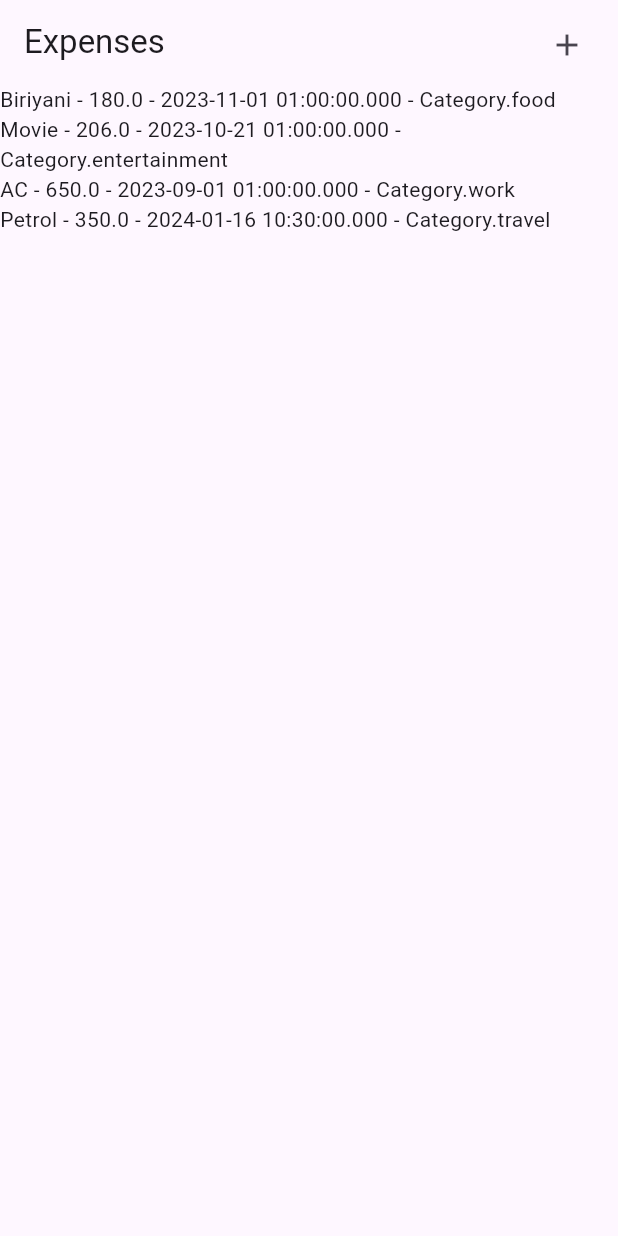
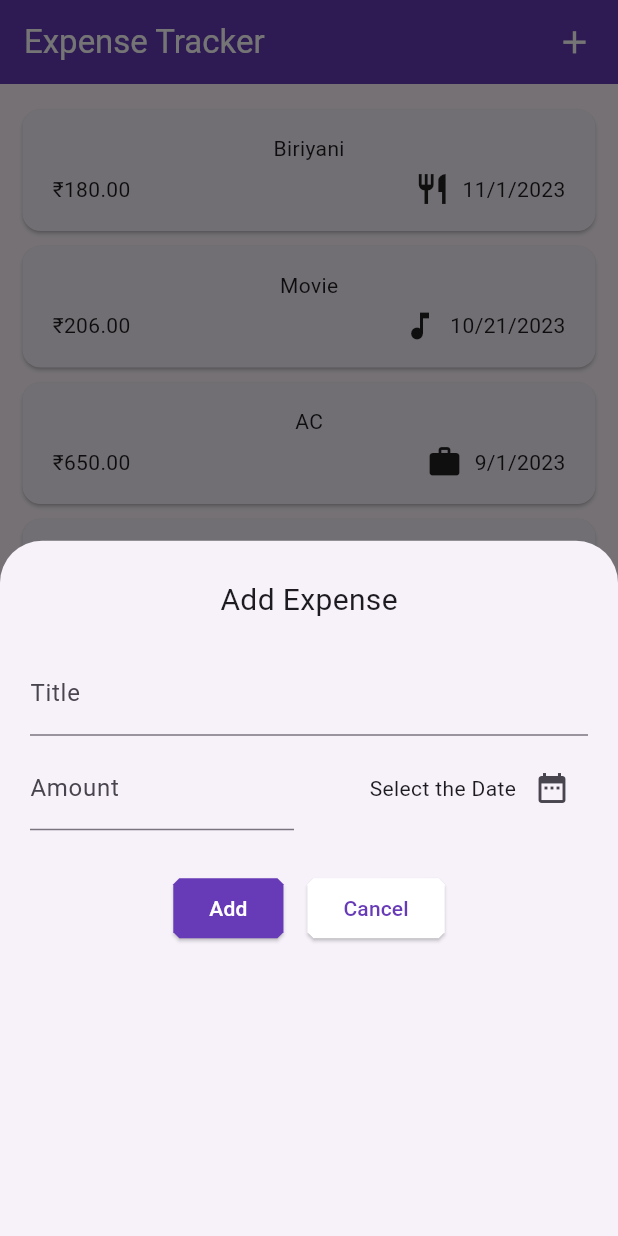
Before and after one commit to krishnvaibhav/Expense_Tracker, a Flutter app: the screen it shows after launch, after a tap on the "add" icon, on a phone screen of 412 x 824 dp. Run offline on Flutter 3.47's test engine with Material 3 defaults, Android fonts, the phone set to English and light mode, and no system bars.

Commit message:
working on Add new expenses

```diff
--- /dev/null
+++ b/lib/Constants/colors.dart
@@ -0,0 +1,6 @@
+import 'package:flutter/material.dart';
+
+class MyColors{
+  static const Color primary = Colors.deepPurple;
+  static const Color secondary = Colors.white;
+}
--- a/lib/expenseList.dart
+++ /dev/null
@@ -1,23 +0,0 @@
-import 'package:flutter/material.dart';
-
-import 'model/expense.dart';
-
-class ExpenseList extends StatelessWidget {
-   const ExpenseList({required this.expenses ,super.key});
-   final List<Expense> expenses;
-  @override
-  Widget build(BuildContext context) {
-    return ListView.builder(
-      itemBuilder: (context, index) {
-
-        Expense expense = expenses[index];
-        String expenseInfo =
-            '${expense.name} - ${expense.cost} - ${expense.date} - ${expense.category}';
-
-        // Display the information in a Text widget
-        return Text(expenseInfo);
-      },
-      itemCount: expenses.length,
-    );
-  }
-}
--- a/lib/expenses.dart
+++ b/lib/expenses.dart
@@ -1,4 +1,6 @@
-import 'package:expense_tracker/expenseList.dart';
+import 'package:expense_tracker/Constants/colors.dart';
+import 'package:expense_tracker/widgets/expense_list/expenseList.dart';
+import 'package:expense_tracker/widgets/new_expense.dart';
 import 'package:flutter/material.dart';
 
 import 'model/expense.dart';
@@ -11,31 +13,53 @@ class Expenses extends StatefulWidget {
 }
 
 class _ExpensesState extends State<Expenses> {
-  final List<Expense> registeredExpenses = [
-    Expense(Category.food, cost: 180, name: 'Biriyani', date: DateTime(2023,11, 1, 1)),
-    Expense(Category.entertainment, cost: 206, name: 'Movie', date: DateTime(2023,10, 21, 1)),
-    Expense(Category.work, cost: 650, name: 'AC', date: DateTime(2023,09, 1, 1)),
+
+  void _openAddExpenseOverlay (){
+    showModalBottomSheet(
+      context: context,
+      builder: (context){
+        return   const NewExpense();
+
+      },
+    );
+  }
+
+  final List<Expense> _registeredExpenses = [
+    Expense(Category.food,
+        cost: 180, name: 'Biriyani', date: DateTime(2023, 11, 01, 1)),
+    Expense(Category.entertainment,
+        cost: 206, name: 'Movie', date: DateTime(2023, 10, 21, 1)),
+    Expense(Category.work,
+        cost: 650, name: 'AC', date: DateTime(2023, 09, 01, 1)),
     Expense(Category.travel, cost: 350, name: 'Petrol', date: DateTime.now()),
   ];
 
   @override
   Widget build(BuildContext context) {
     return Scaffold(
-      appBar: AppBar(
-        title: const Text('Expenses'),
-        actions:  [Padding(
-          padding: const EdgeInsets.all(10.0),
-          child: IconButton(onPressed: (){}, icon: const Icon(Icons.add)),
-        )],
-      ),
-      body:
-          Column(
-            children: [
-              Expanded(
-                child: ExpenseList(expenses: registeredExpenses),
+        appBar: AppBar(
+          backgroundColor: MyColors.primary,
+          title: const Text(
+            "Expense Tracker",
+            style: TextStyle(color: MyColors.secondary),
+          ),
+          actions: [
+            Padding(
+              padding: const EdgeInsets.all(5.0),
+              child: IconButton(
+                onPressed: () => _openAddExpenseOverlay(),
+                icon: const Icon(Icons.add,size: 25,),
+                style: IconButton.styleFrom(foregroundColor: MyColors.secondary),
               ),
-            ],
-          )
-    );
+            )
+          ],
+        ),
+        body: Column(
+          children: [
+            Expanded(
+              child: ExpenseList(expenses: _registeredExpenses),
+            ),
+          ],
+        ));
   }
 }
--- a/lib/main.dart
+++ b/lib/main.dart
@@ -10,8 +10,10 @@ class MyApp extends StatelessWidget {
 
   @override
   Widget build(BuildContext context) {
-    return  const MaterialApp(
-      home: Expenses()
+    return   MaterialApp(
+      theme: ThemeData(useMaterial3: true),
+      debugShowCheckedModeBanner: false,
+      home: const Expenses()
     );
   }
 }
--- a/lib/model/expense.dart
+++ b/lib/model/expense.dart
@@ -1,6 +1,10 @@
 import 'package:uuid/uuid.dart';
+import 'package:flutter/material.dart';
+import 'package:intl/intl.dart';
 
 const uuid = Uuid();
+
+final formatter = DateFormat.yMd();
 
 enum Category {
   food,
@@ -9,14 +13,20 @@ enum Category {
   entertainment,
 }
 
+const categoryIcons = {
+  Category.food: (Icons.restaurant),
+  Category.travel: (Icons.flight),
+  Category.work: (Icons.work),
+  Category.entertainment: (Icons.music_note),
+};
+
 class Expense {
-  Expense(this.category,
-      {required this.cost,
-      required this.name,
-      required this.date,
-      })
-  : id = uuid.v4()
-  ;
+  Expense(
+    this.category, {
+    required this.cost,
+    required this.name,
+    required this.date,
+  }) : id = uuid.v4();
 
   final double cost;
   final String name;
@@ -24,4 +34,7 @@ class Expense {
   final String id;
   final Category category;
 
+  String get formattedDate {
+    return formatter.format(date);
+  }
 }
--- /dev/null
+++ b/lib/widgets/expense_list/expenseList.dart
@@ -0,0 +1,23 @@
+import 'package:expense_tracker/widgets/expense_list/expense_item.dart';
+import 'package:flutter/material.dart';
+
+import '../../model/expense.dart';
+
+class ExpenseList extends StatelessWidget {
+   const ExpenseList({required this.expenses ,super.key});
+   final List<Expense> expenses;
+  @override
+  Widget build(BuildContext context) {
+    return Padding(
+      padding: const EdgeInsets.symmetric(vertical: 12),
+      child: ListView.builder(
+
+        itemBuilder: (context, index) {
+          // Display the information in a Text widget
+          return ExpenseItem(expense: expenses[index]);
+        },
+        itemCount: expenses.length,
+      ),
+    );
+  }
+}
--- /dev/null
+++ b/lib/widgets/expense_list/expense_item.dart
@@ -0,0 +1,40 @@
+import 'package:flutter/material.dart';
+
+import '../../model/expense.dart';
+
+class ExpenseItem extends StatelessWidget {
+  const ExpenseItem({super.key, required this.expense});
+
+  final Expense expense;
+
+  @override
+  Widget build(BuildContext context) {
+    return Card(
+      margin: const EdgeInsets.symmetric(horizontal: 15,vertical: 5),
+      child: Padding(
+        padding: const EdgeInsets.symmetric(horizontal: 20.0 , vertical:16),
+        child: Column(
+          children: [
+            Text(expense.name),
+            const SizedBox(height: 5),
+            Row(
+              children: [
+                Text('₹${expense.cost.toStringAsFixed(2)}'),
+                const Spacer(),
+                Row(
+                  mainAxisAlignment: MainAxisAlignment.end,
+                  crossAxisAlignment: CrossAxisAlignment.center,
+                  children: [
+                    Icon(categoryIcons[expense.category]),
+                    const SizedBox(width: 8),
+                    Text(expense.formattedDate)
+                  ],
+                )
+              ],
+            ),
+          ],
+        ),
+      ),
+    );
+  }
+}
--- /dev/null
+++ b/lib/widgets/new_expense.dart
@@ -0,0 +1,99 @@
+import 'package:expense_tracker/widgets/styled_elevated_btn.dart';
+import 'package:flutter/material.dart';
+
+class NewExpense extends StatefulWidget {
+  const NewExpense({super.key});
+
+  @override
+  State<NewExpense> createState() => _NewExpenseState();
+}
+
+class _NewExpenseState extends State<NewExpense> {
+  final _nameController = TextEditingController();
+  final _amtController = TextEditingController();
+
+  void _presentDatePicker (){
+    final now = DateTime.now();
+    final firstDate = DateTime(now.year - 10,now.month ,now.day);
+    final lastDate = DateTime(now.year + 10,now.month,now.day);
+    showDatePicker(context: context,initialDate: now, firstDate: firstDate, lastDate: lastDate);
+  }
+
+  @override
+  void dispose() {
+    _nameController.dispose();
+    _amtController.dispose();
+    super.dispose();
+  }
+
+  @override
+  Widget build(BuildContext context) {
+    return Column(
+      children: [
+        const Padding(
+            padding: EdgeInsets.only(top: 25),
+            child: Text('Add Expense', style: TextStyle(fontSize: 20))),
+        Padding(
+          padding: const EdgeInsets.all(20.0),
+          child: Column(
+            children: [
+              TextField(
+                controller: _nameController,
+                decoration: const InputDecoration(
+                  label: Text("Title"),
+                ),
+              ),
+              const SizedBox(height: 7),
+              Row(
+                children: [
+                  Expanded(
+                    child: TextField(
+                      controller: _amtController,
+                      keyboardType: TextInputType.number,
+                      maxLength: 8,
+
+                      decoration: const InputDecoration(
+                          label: Text("Amount"), prefixText: "₹ ",counterText: ''),
+                    ),
+                  ),
+                  const SizedBox(width: 20),
+                  Expanded(
+                    child: Row(
+                      mainAxisAlignment: MainAxisAlignment.end,
+                      crossAxisAlignment: CrossAxisAlignment.center,
+                      children: [
+                        const Text("Select the Date"),
+                        IconButton(onPressed: () => _presentDatePicker(), icon: const Icon(Icons.date_range))
+                      ],
+                    ),
+                  )
+                ],
+              ),
+              const SizedBox(height: 20),
+              Row(
+                mainAxisAlignment: MainAxisAlignment.center,
+                children: [
+                  Padding(
+                    padding: const EdgeInsets.all(8.0),
+                    child: StyledElevatedButton(
+                        onPressed: () => print(
+                            '${_nameController.text} + ${_amtController.text} '),
+                        label: "Add",
+                        primary: true),
+                  ),
+                  Padding(
+                    padding: const EdgeInsets.all(8.0),
+                    child: StyledElevatedButton(
+                        onPressed: () => Navigator.pop(context),
+                        label: "Cancel",
+                        primary: false),
+                  )
+                ],
+              )
+            ],
+          ),
+        )
+      ],
+    );
+  }
+}
--- /dev/null
+++ b/lib/widgets/styled_elevated_btn.dart
@@ -0,0 +1,29 @@
+import 'package:expense_tracker/Constants/colors.dart';
+import 'package:flutter/material.dart';
+
+class StyledElevatedButton extends StatelessWidget {
+  const StyledElevatedButton(
+      {required this.onPressed, required this.label, required this.primary})
+      : super(key: const Key('StyledElevatedButton'));
+
+  final VoidCallback onPressed;
+  final String label;
+  final bool primary;
+
+  @override
+  Widget build(BuildContext context) {
+    return ElevatedButton(
+      style: ElevatedButton.styleFrom(
+        backgroundColor: primary? MyColors.primary : MyColors.secondary,
+        shape: const BeveledRectangleBorder(
+          borderRadius: BorderRadius.all(Radius.circular(4)),
+        ),
+      ),
+      onPressed: onPressed,
+      child: Text(
+        label,
+        style:  TextStyle(color: primary? MyColors.secondary : MyColors.primary),
+      ),
+    );
+  }
+}
--- a/pubspec.yaml
+++ b/pubspec.yaml
@@ -36,6 +36,7 @@ dependencies:
   # Use with the CupertinoIcons class for iOS style icons.
   cupertino_icons: ^1.0.2
   uuid: ^4.3.3
+  intl: ^0.19.0
 
 dev_dependencies:
   flutter_test:
```
Also changed, not shown: pubspec.lock.
